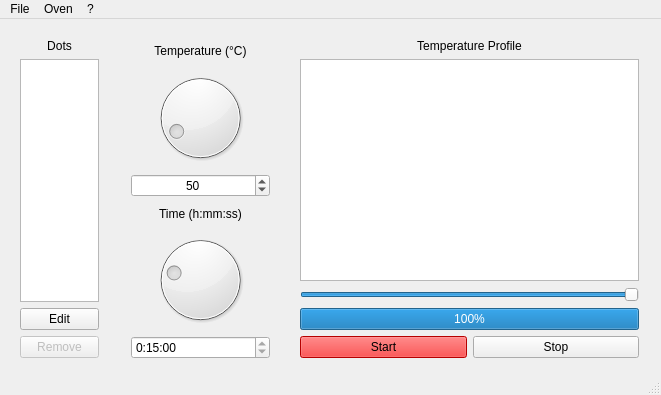
Old version of the form GUI/mainwindow.ui in the repository balsini/SmartBluetoothOven.
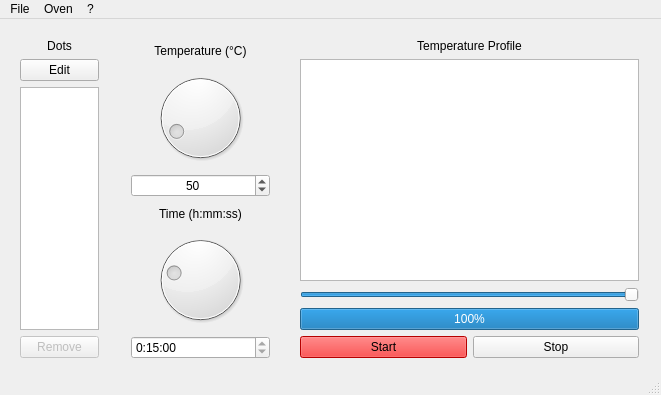
New version of the form.

Commit message: Changed Edit button position

Diff of the .ui file:
```diff
--- a/GUI/mainwindow.ui
+++ b/GUI/mainwindow.ui
@@ -121,9 +121,6 @@
        </property>
       </widget>
      </item>
-     <item>
-      <widget class="QListWidget" name="listDots"/>
-     </item>
      <item>
       <widget class="QPushButton" name="buttonDotNew">
        <property name="text">
@@ -131,6 +128,9 @@
        </property>
       </widget>
      </item>
+     <item>
+      <widget class="QListWidget" name="listDots"/>
+     </item>
      <item>
       <widget class="QPushButton" name="buttonDotRemove">
        <property name="enabled">
```
